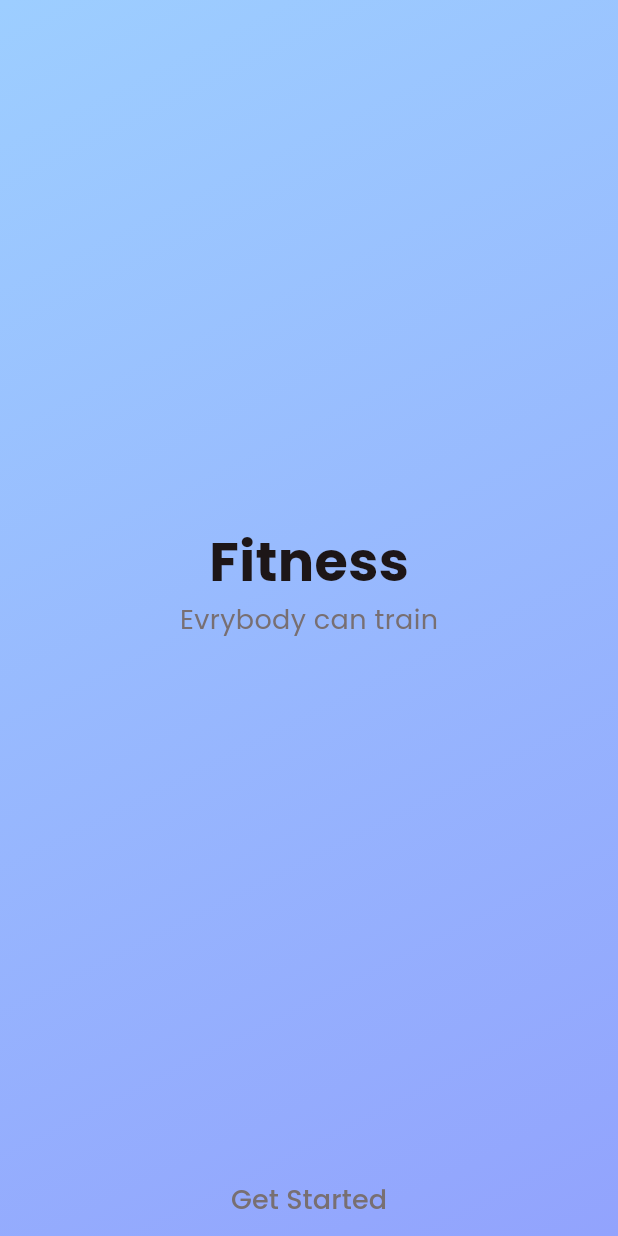
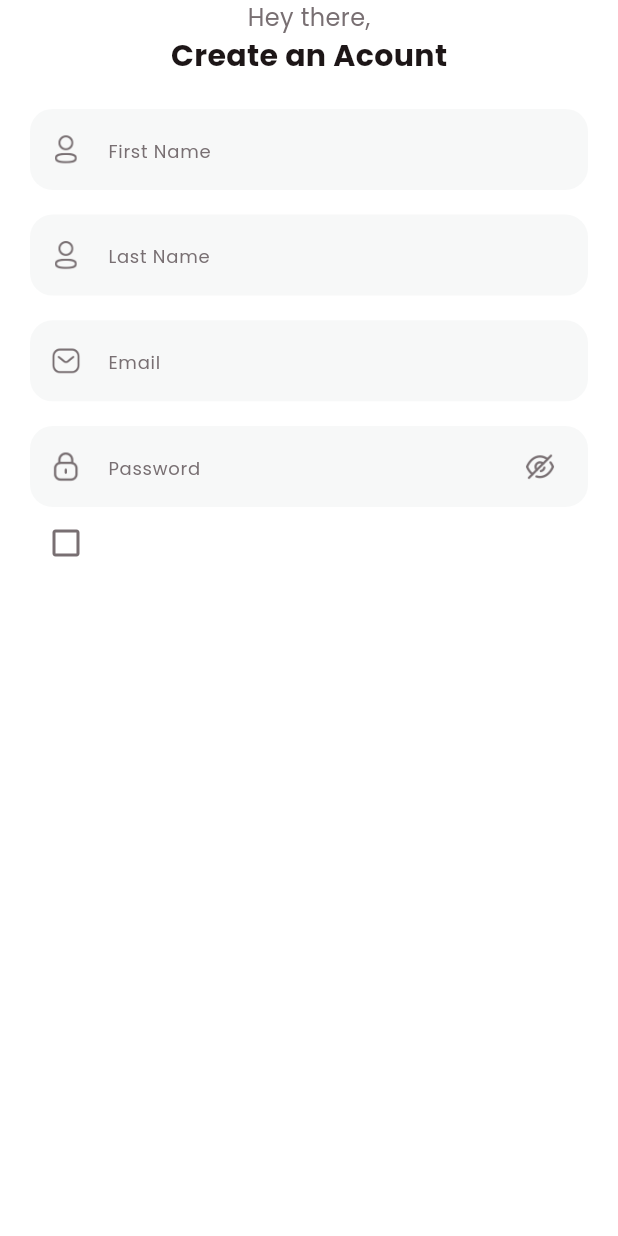
Before and after one commit to SamaM80/fitness, a Flutter app: the screen it shows after launch, on a phone screen of 412 x 824 dp. Run offline on Flutter 3.47's test engine with Material 3 defaults, Android fonts, the phone set to English and light mode, and no system bars.

Commit message:
Add RoundButton and RoundTextField widgets; update color extension and main app entry

```diff
--- a/lib/common/color_extension.dart
+++ b/lib/common/color_extension.dart
@@ -13,4 +13,5 @@ class Tcolor {
   static Color get black => const Color(0xff1D1617);
   static Color get gray => const Color(0xff786F72);
   static Color get white => Colors.white;
+  static Color get lightGray => const Color(0xffF7F8F8);
 }
--- /dev/null
+++ b/lib/common_widget/round_textfield.dart
@@ -0,0 +1,61 @@
+import 'package:flutter/material.dart';
+import '../common/color_extension.dart';
+
+class RoundTextField extends StatelessWidget {
+  final TextEditingController? controller;
+  final TextInputType? keyboardType;
+  final String hintText;
+  final String icon;
+  final Widget rightIcon;
+  final EdgeInsets? margin;
+  final bool obscureText;
+  const RoundTextField({
+    super.key,
+    this.controller,
+    required this.hintText,
+    required this.icon,
+    this.margin,
+    this.keyboardType,
+    this.obscureText = false,
+    this.rightIcon = const SizedBox(),
+  });
+
+  @override
+  Widget build(BuildContext context) {
+    return Container(
+      margin: margin,
+      decoration: BoxDecoration(
+        color: Tcolor.lightGray,
+        borderRadius: BorderRadius.circular(15),
+      ),
+      child: TextField(
+        controller: controller,
+        keyboardType: keyboardType,
+        obscureText: obscureText,
+        decoration: InputDecoration(
+          contentPadding: const EdgeInsets.symmetric(
+            vertical: 15,
+            horizontal: 15,
+          ),
+          enabledBorder: InputBorder.none,
+          focusedBorder: InputBorder.none,
+          hintText: hintText,
+          suffixIcon: rightIcon,
+          prefixIcon: Container(
+            alignment: Alignment.center,
+            width: 20,
+            height: 20,
+            child: Image.asset(
+              icon,
+              width: 20,
+              height: 20,
+              fit: BoxFit.contain,
+              color: Tcolor.gray,
+            ),
+          ),
+          hintStyle: TextStyle(color: Tcolor.gray, fontSize: 12),
+        ),
+      ),
+    );
+  }
+}
--- a/lib/main.dart
+++ b/lib/main.dart
@@ -1,6 +1,7 @@
 import 'package:fitness01/common/color_extension.dart';
-import 'package:fitness01/view/on_boarding/on_boarding_view.dart';
-import 'package:fitness01/view/on_boarding/started_view.dart';
+import 'package:fitness01/view/login/singup_view.dart';
+//import 'package:fitness01/view/on_boarding/on_boarding_view.dart';
+//import 'package:fitness01/view/on_boarding/started_view.dart';
 import 'package:flutter/material.dart';
 
 void main() {
@@ -35,7 +36,7 @@ class MyApp extends StatelessWidget {
         primaryColor: Tcolor.primaryColor1,
         fontFamily: "Poppins",
       ),
-      home: const StartedView(),
+      home: const SingupView(),
     );
   }
 }
--- /dev/null
+++ b/lib/view/login/singup_view.dart
@@ -0,0 +1,96 @@
+import 'package:fitness01/common/color_extension.dart';
+import 'package:fitness01/common_widget/round_textfield.dart';
+import 'package:flutter/material.dart';
+
+class SingupView extends StatefulWidget {
+  const SingupView({super.key});
+
+  @override
+  State<SingupView> createState() => _SingupViewState();
+}
+
+class _SingupViewState extends State<SingupView> {
+  bool isCheck = false;
+  @override
+  Widget build(BuildContext context) {
+    var media = MediaQuery.of(context).size;
+    return Scaffold(
+      backgroundColor: Tcolor.white,
+      body: SingleChildScrollView(
+        child: SafeArea(
+          child: Padding(
+            padding: const EdgeInsets.symmetric(horizontal: 20),
+            child: Column(
+              crossAxisAlignment: CrossAxisAlignment.center,
+              children: [
+                Text(
+                  "Hey there,",
+                  style: TextStyle(color: Tcolor.gray, fontSize: 16),
+                ),
+                Text(
+                  "Create an Acount",
+                  style: TextStyle(
+                    color: Tcolor.black,
+                    fontSize: 20,
+                    fontWeight: FontWeight.w700,
+                  ),
+                ),
+                SizedBox(height: media.width * 0.05),
+                const RoundTextField(
+                  hintText: "First Name",
+                  icon: "assets/img/user_text.png",
+                ),
+                SizedBox(height: media.width * 0.04),
+                const RoundTextField(
+                  hintText: "Last Name",
+                  icon: "assets/img/user_text.png",
+                ),
+                SizedBox(height: media.width * 0.04),
+                const RoundTextField(
+                  hintText: "Email",
+                  icon: "assets/img/email.png",
+                  keyboardType: TextInputType.emailAddress,
+                ),
+                SizedBox(height: media.width * 0.04),
+                RoundTextField(
+                  hintText: "Password",
+                  icon: "assets/img/lock.png",
+                  keyboardType: TextInputType.emailAddress,
+                  obscureText: true,
+                  rightIcon: TextButton(
+                    onPressed: () {},
+                    child: Container(
+                      alignment: Alignment.center,
+                      width: 20,
+                      height: 20,
+                      child: Image.asset(
+                        "assets/img/show_password.png",
+                        width: 20,
+                        height: 20,
+                        fit: BoxFit.contain,
+                        color: Tcolor.gray,
+                      ),
+                    ),
+                  ),
+                ),
+                Row(
+                  children: [
+                    IconButton(
+                      onPressed: () {},
+                      icon: Icon(
+                        isCheck
+                            ? Icons.check_box_outlined
+                            : Icons.check_box_outline_blank_outlined,
+                        color: Tcolor.gray,
+                      ),
+                    ),
+                  ],
+                ),
+              ],
+            ),
+          ),
+        ),
+      ),
+    );
+  }
+}
```
Also changed, not shown: lib/common_widget/round_button.dart (added, +84 -0 lines), lib/view/on_boarding/on_boarding_view.dart (+13 -1 lines), lib/view/on_boarding/started_view.dart (+31 -12 lines).
